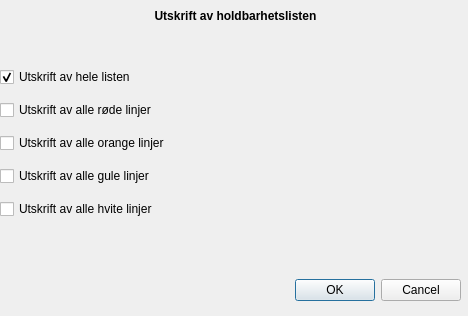
This is app/ui/print_durability.ui in stupedama/ApotekHoldbarhet as Qt 5 draws it before an edit. The edited form follows.
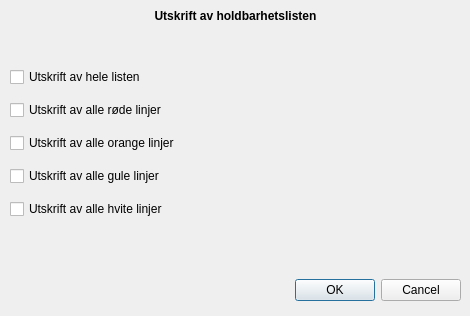
This is the edited form. Icons and pictures are not drawn.

Commit message:
edited layout and unchecked option
print all is unchecked and theres a margin on the text and check boxes now

Patch:
```diff
--- a/app/ui/print_durability.ui
+++ b/app/ui/print_durability.ui
@@ -6,7 +6,7 @@
    <rect>
     <x>0</x>
     <y>0</y>
-    <width>468</width>
+    <width>470</width>
     <height>316</height>
    </rect>
   </property>
@@ -36,9 +36,9 @@
   <widget class="QWidget" name="horizontalLayoutWidget">
    <property name="geometry">
     <rect>
-     <x>0</x>
+     <x>10</x>
      <y>0</y>
-     <width>471</width>
+     <width>451</width>
      <height>31</height>
     </rect>
    </property>
@@ -64,9 +64,9 @@
   <widget class="QWidget" name="verticalLayoutWidget">
    <property name="geometry">
     <rect>
-     <x>0</x>
+     <x>10</x>
      <y>60</y>
-     <width>471</width>
+     <width>451</width>
      <height>171</height>
     </rect>
    </property>
@@ -77,7 +77,7 @@
        <string>Utskrift av hele listen</string>
       </property>
       <property name="checked">
-       <bool>true</bool>
+       <bool>false</bool>
       </property>
      </widget>
     </item>
@@ -114,9 +114,9 @@
   <widget class="QWidget" name="horizontalLayoutWidget_2">
    <property name="geometry">
     <rect>
-     <x>0</x>
+     <x>10</x>
      <y>30</y>
-     <width>471</width>
+     <width>451</width>
      <height>31</height>
     </rect>
    </property>
```
